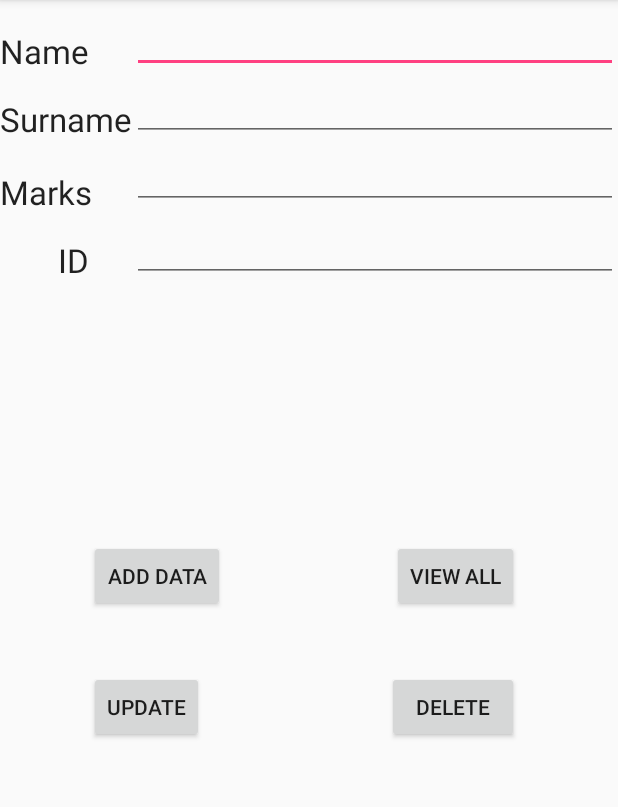
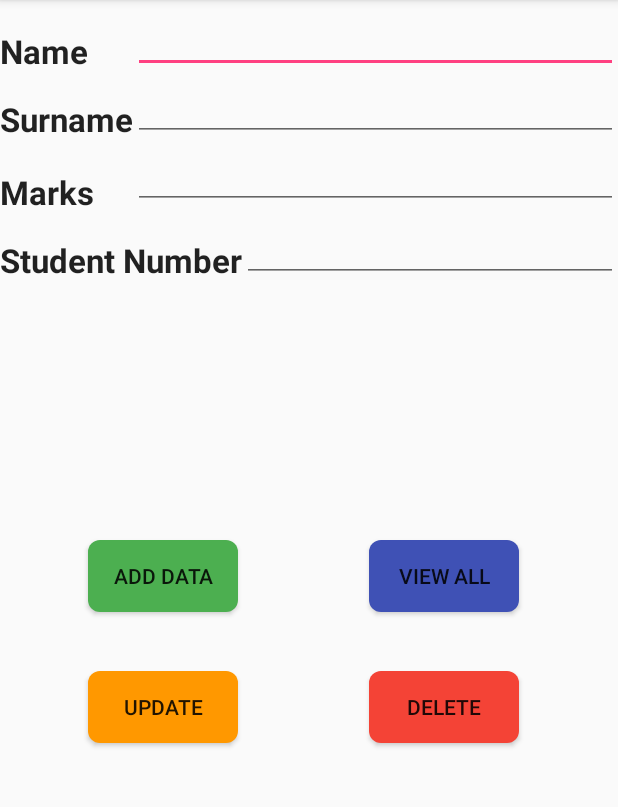
Before and after one commit to bessiebee/ReportCard, an Android app: the Main2Activity screen opened directly, with no data from a screen before it, on a phone screen of 412 x 824 dp, the part 84-891 px from its top. Run offline under Robolectric (Android 15) with nearby library versions, the phone set to English and light mode, and no system bars.

Commit message:
1st commit

```diff
--- /dev/null
+++ b/app/src/main/res/drawable/blue_buttons.xml
@@ -0,0 +1,22 @@
+<?xml version="1.0" encoding="utf-8"?>
+<selector xmlns:android="http://schemas.android.com/apk/res/android">
+
+    <item>
+
+        <shape android:shape="rectangle">
+            <stroke android:color="#FB8C00"/>
+            <corners android:radius="8dp"></corners>
+            <solid android:color="#3F51B5"></solid>
+        </shape>
+    </item>
+
+
+    <item
+
+        android:state_pressed="true">
+
+        <shape android:shape="line"></shape>
+
+    </item>
+
+</selector>
--- /dev/null
+++ b/app/src/main/res/drawable/button_rounded.xml
@@ -0,0 +1,24 @@
+<?xml version="1.0" encoding="utf-8"?>
+<selector xmlns:android="http://schemas.android.com/apk/res/android">
+
+
+    <item>
+
+        <shape android:shape="rectangle">
+            <stroke android:color="#FB8C00"/>
+            <corners android:radius="8dp"></corners>
+            <solid android:color="#4CAF50"></solid>
+        </shape>
+    </item>
+
+
+    <item
+
+        android:state_pressed="true">
+
+        <shape android:shape="line"></shape>
+
+    </item>
+
+
+</selector>
--- /dev/null
+++ b/app/src/main/res/drawable/orange_button.xml
@@ -0,0 +1,22 @@
+<?xml version="1.0" encoding="utf-8"?>
+<selector xmlns:android="http://schemas.android.com/apk/res/android">
+
+    <item>
+
+        <shape android:shape="rectangle">
+            <stroke android:color="#FB8C00"/>
+            <corners android:radius="8dp"></corners>
+            <solid android:color="#FF9800"></solid>
+        </shape>
+    </item>
+
+
+    <item
+
+        android:state_pressed="true">
+
+        <shape android:shape="line"></shape>
+
+    </item>
+
+</selector>
--- /dev/null
+++ b/app/src/main/res/drawable/red_button.xml
@@ -0,0 +1,25 @@
+<?xml version="1.0" encoding="utf-8"?>
+<selector xmlns:android="http://schemas.android.com/apk/res/android">
+
+    <item>
+
+        <shape android:shape="rectangle">
+            <stroke android:color="#FB8C00"/>
+            <corners android:radius="8dp"></corners>
+            <solid android:color="#F44336"></solid>
+        </shape>
+    </item>
+
+
+    <item
+
+        android:state_pressed="true">
+
+        <shape android:shape="line"></shape>
+
+    </item>
+
+
+
+
+</selector>
--- a/app/src/main/res/layout/activity_main.xml
+++ b/app/src/main/res/layout/activity_main.xml
@@ -41,11 +41,12 @@
         android:layout_width="wrap_content"
         android:layout_height="wrap_content"
         android:inputType="textPersonName"
-        android:text="Name"
+       android:hint="Name"
         android:ems="10"
         android:id="@+id/editText2"
         android:layout_centerVertical="true"
         android:layout_alignLeft="@+id/editText"
         android:layout_alignStart="@+id/editText" />
 
+
 </RelativeLayout>
--- a/app/src/main/res/layout/activity_main2.xml
+++ b/app/src/main/res/layout/activity_main2.xml
@@ -3,12 +3,15 @@
     xmlns:tools="http://schemas.android.com/tools"
     android:layout_width="match_parent"
     android:layout_height="match_parent"
-    tools:context="com.example.bessie.reportcard.Main2Activity">
+    tools:context="com.example.bessie.reportcard.Main2Activity"
+    >
 
 
     <TextView
         android:layout_width="wrap_content"
         android:layout_height="wrap_content"
+
+        android:textStyle="bold"
         android:textAppearance="?android:attr/textAppearanceLarge"
         android:text="Name"
         android:layout_marginTop="19dp"
@@ -33,6 +36,8 @@
         android:textAppearance="?android:attr/textAppearanceLarge"
         android:text="Surname"
         android:id="@+id/textView5"
+
+        android:textStyle="bold"
         android:layout_alignBottom="@+id/editText_surname"
         android:layout_alignParentLeft="true"
         android:layout_alignParentStart="true" />
@@ -54,6 +59,8 @@
         android:text="Marks"
         android:id="@+id/textView6"
         android:layout_marginTop="19dp"
+
+        android:textStyle="bold"
         android:layout_below="@+id/textView5"
         android:layout_alignParentLeft="true"
         android:layout_alignParentStart="true" />
@@ -69,32 +76,35 @@
         android:layout_toEndOf="@+id/textView5" />
 
     <Button
-        android:layout_width="wrap_content"
+        android:layout_width="100dp"
         android:layout_height="wrap_content"
         android:text="Add Data"
         android:id="@+id/button2_Add"
+        android:background="@drawable/button_rounded"
         android:layout_centerVertical="true"
         android:layout_toRightOf="@+id/textView4"
-        android:layout_toEndOf="@+id/textView4"
+        android:layout_toEndOf="@+id/textView4" />
+
+    <Button
+        style="?android:attr/buttonStyleSmall"
+        android:layout_width="100dp"
+        android:layout_height="wrap_content"
+        android:text="View All"
+        android:id="@+id/viewBtn"
+        android:background="@drawable/blue_buttons"
+        android:layout_marginRight="66dp"
+        android:layout_marginEnd="66dp"
+        android:layout_above="@+id/updatebtn"
+        android:layout_alignParentRight="true"
+        android:layout_alignParentEnd="true"
         />
 
     <Button
         style="?android:attr/buttonStyleSmall"
-        android:layout_width="wrap_content"
-        android:layout_height="wrap_content"
-        android:text="View All"
-        android:id="@+id/viewBtn"
-        android:layout_marginRight="66dp"
-        android:layout_marginEnd="66dp"
-        android:layout_above="@+id/updatebtn"
-        android:layout_alignParentRight="true"
-        android:layout_alignParentEnd="true" />
-
-    <Button
-        style="?android:attr/buttonStyleSmall"
-        android:layout_width="wrap_content"
+        android:layout_width="100dp"
         android:layout_height="wrap_content"
         android:text="Update"
+        android:background="@drawable/orange_button"
         android:id="@+id/updatebtn"
         android:layout_below="@+id/button2_Add"
         android:layout_alignLeft="@+id/button2_Add"
@@ -110,24 +120,27 @@
         android:layout_below="@+id/textView6"
         android:layout_alignParentRight="true"
         android:layout_alignParentEnd="true"
-        android:layout_alignLeft="@+id/editText_marks"
-        android:layout_alignStart="@+id/editText_marks" />
+        android:layout_toRightOf="@+id/textView7"
+        android:layout_toEndOf="@+id/textView7" />
 
     <TextView
         android:layout_width="wrap_content"
         android:layout_height="wrap_content"
         android:textAppearance="?android:attr/textAppearanceLarge"
-        android:text="ID"
+        android:text="Student Number"
         android:id="@+id/textView7"
+
+        android:textStyle="bold"
         android:layout_alignBottom="@+id/editText_id"
-        android:layout_toLeftOf="@+id/button2_Add"
-        android:layout_toStartOf="@+id/button2_Add" />
+        android:layout_alignParentLeft="true"
+        android:layout_alignParentStart="true" />
 
     <Button
-        android:layout_width="wrap_content"
+        android:layout_width="100dp"
         android:layout_height="wrap_content"
         android:text="Delete"
         android:id="@+id/btndelete"
+        android:background="@drawable/red_button"
         android:layout_alignTop="@+id/updatebtn"
         android:layout_alignRight="@+id/viewBtn"
         android:layout_alignEnd="@+id/viewBtn" />
```
Also changed, not shown: app/src/main/java/com/example/bessie/reportcard/contact.java (added, +60 -0 lines), app/src/main/res/layout/activity_register.xml (+66 -35 lines).
